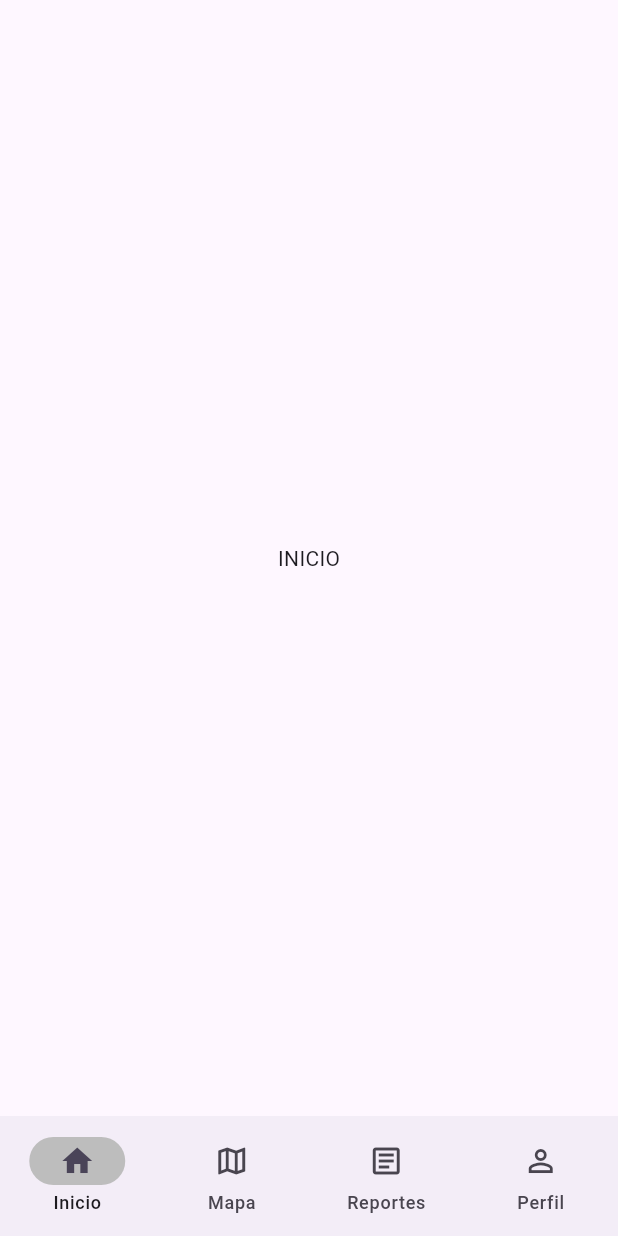
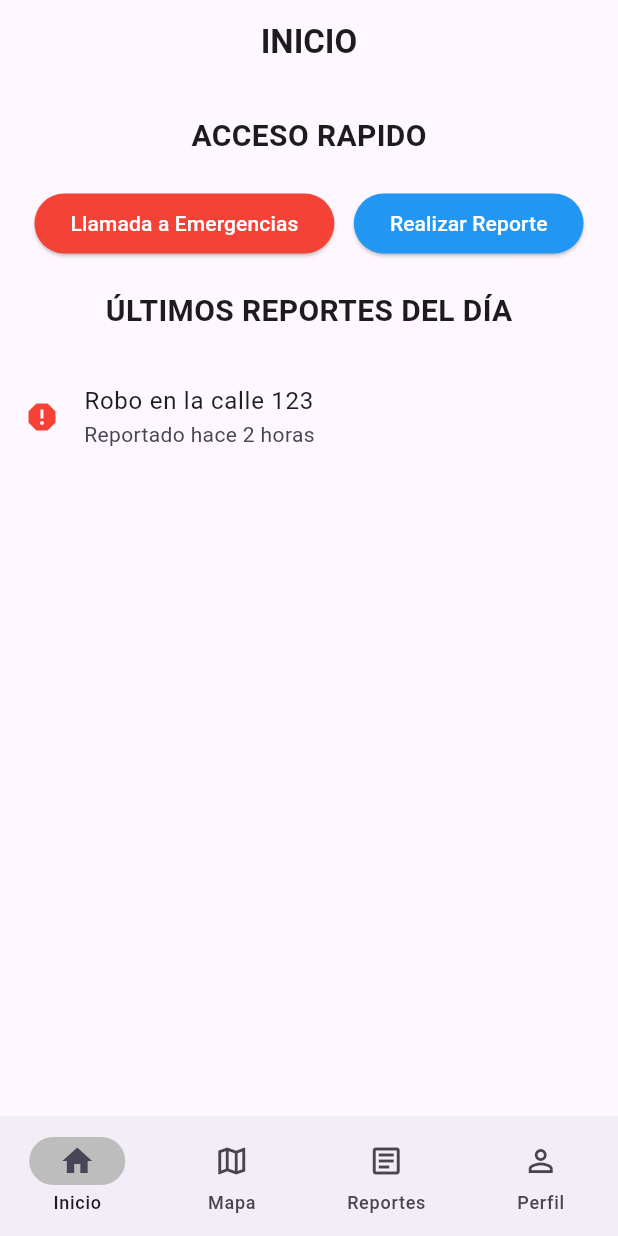
Before and after one commit to dorkzos/grupo10_proyectoFlutter_avanzado, a Flutter app: the screen it shows after launch, after a tap on "INGRESAR", on a phone screen of 412 x 824 dp. Run offline on Flutter 3.47's test engine with Material 3 defaults, Android fonts, the phone set to English and light mode, and no system bars.

Commit message:
se creo la pantalla de inicio

```diff
--- a/lib/pantallas/inicio.dart
+++ b/lib/pantallas/inicio.dart
@@ -1,4 +1,5 @@
 import 'package:flutter/material.dart';
+import 'package:proyectofinal_grupo10_avansado/pantallas/reportar.dart';
 
 class Inicio extends StatefulWidget {
   const Inicio({super.key});
@@ -10,9 +11,90 @@ class Inicio extends StatefulWidget {
 class _InicioState extends State<Inicio> {
   @override
   Widget build(BuildContext context) {
-    return Center(
-      child: const Center(
-        child: Text('INICIO'),
+    return Scaffold(
+      appBar: AppBar(
+        centerTitle: true,
+        title: const Text('INICIO', style: TextStyle(fontWeight: FontWeight.bold) ),
+      ),
+      body: Column(
+        children: [
+          Padding(
+            padding: const EdgeInsets.all(20.0),
+            child: const Text(
+              'ACCESO RAPIDO',
+              style: TextStyle(
+                fontSize: 20,
+                fontWeight: FontWeight.bold,
+              ),
+            ),
+          ),
+
+          Padding(
+            padding: const EdgeInsets.symmetric(horizontal: 10.0),
+            child: Row(
+              mainAxisAlignment: MainAxisAlignment.spaceEvenly,
+              children: [
+                ElevatedButton(
+                  style: ElevatedButton.styleFrom(
+                    backgroundColor: Colors.red,
+                  ),
+                  onPressed: () {},
+                  child: const
+                    Text('Llamada a Emergencias',
+                      style: TextStyle(
+                        color: Colors.white,
+                      ),
+                    ),
+                ),
+                ElevatedButton(
+                  style: ElevatedButton.styleFrom(
+                    backgroundColor: Colors.blue,
+                  ),
+                  onPressed: (){
+                    Navigator.push(
+                    context,
+                    MaterialPageRoute(
+                      builder: (context) => HacerReporte(),
+                    ),
+                  );
+                  },
+                  child: const
+                    Text('Realizar Reporte',
+                    style: TextStyle(
+                      color: Colors.white,
+                    ),
+                  ),
+                ),
+              ],
+            ),
+          ),
+
+          Padding(
+            padding: const EdgeInsets.all(20.0),
+            child: const Text(
+              'ÚLTIMOS REPORTES DEL DÍA',
+              style: TextStyle(
+                fontSize: 20,
+                fontWeight: FontWeight.bold,
+              ),
+            ),
+          ),
+
+
+          Expanded(
+            child: ListView(
+              children: const [
+                ListTile(
+                  leading: Icon(Icons.report, color: Colors.red),
+                  title: Text('Robo en la calle 123'),
+                  subtitle: Text('Reportado hace 2 horas'),
+                ),
+              ],
+            ),
+          ),
+
+
+        ],
       ),
     );
   }
```
